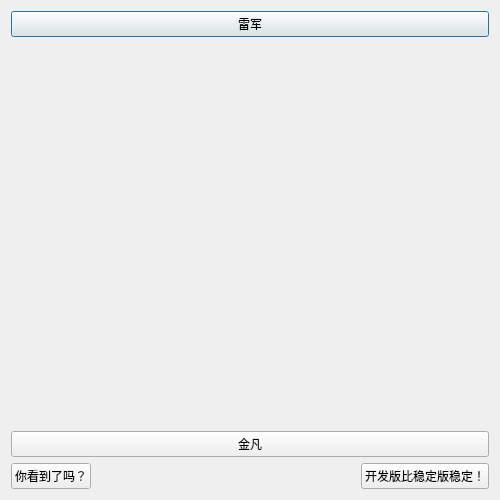
The window that 04_LayoutArrengement.ui (pointm/long-may-the-sun-shine) describes before a commit, drawn with Qt 5.
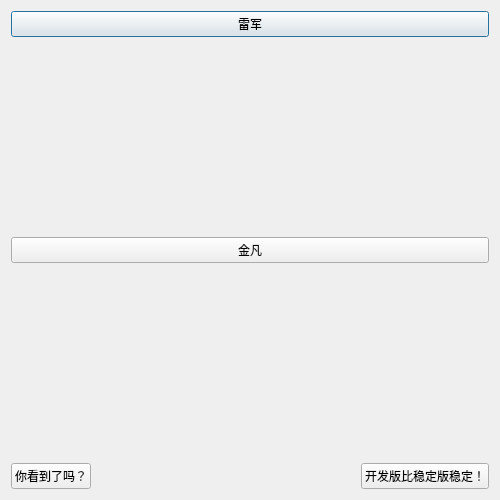
The same window after the commit.

Commit message: 另外一种布局

The edit to the form file:
```diff
--- a/04_LayoutArrengement.ui
+++ b/04_LayoutArrengement.ui
@@ -45,6 +45,19 @@
          </property>
         </widget>
        </item>
+       <item>
+        <spacer name="verticalSpacer_2">
+         <property name="orientation">
+          <enum>Qt::Vertical</enum>
+         </property>
+         <property name="sizeHint" stdset="0">
+          <size>
+           <width>20</width>
+           <height>40</height>
+          </size>
+         </property>
+        </spacer>
+       </item>
       </layout>
      </item>
      <item>
```
The commit also changes 7 other files.
